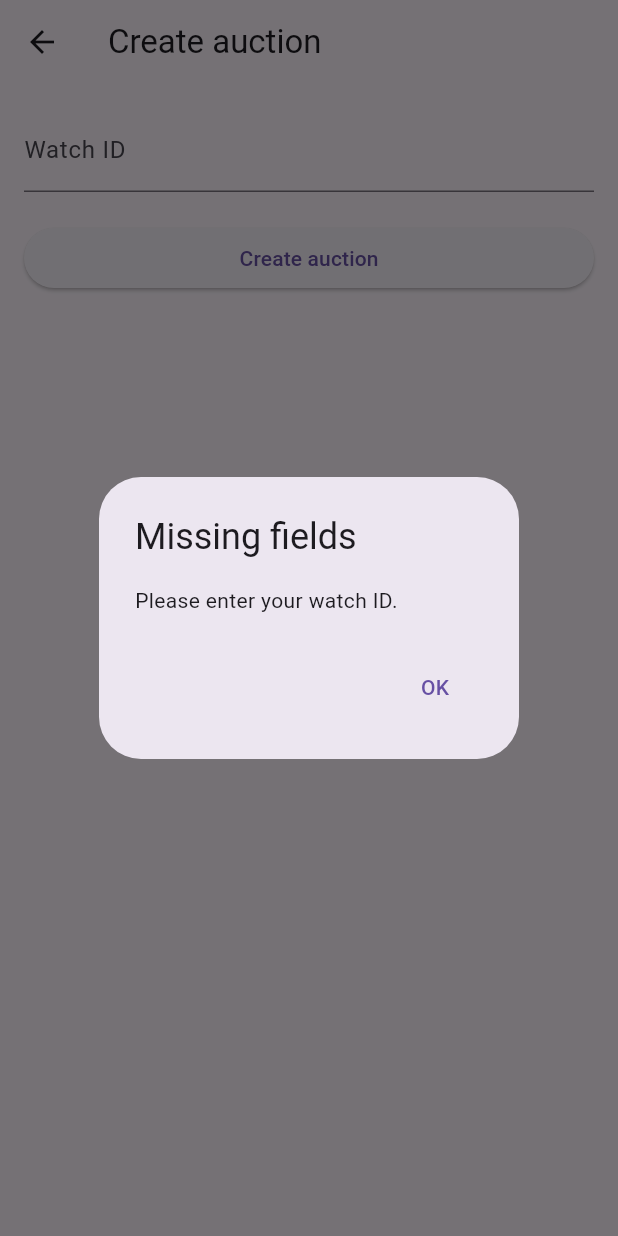
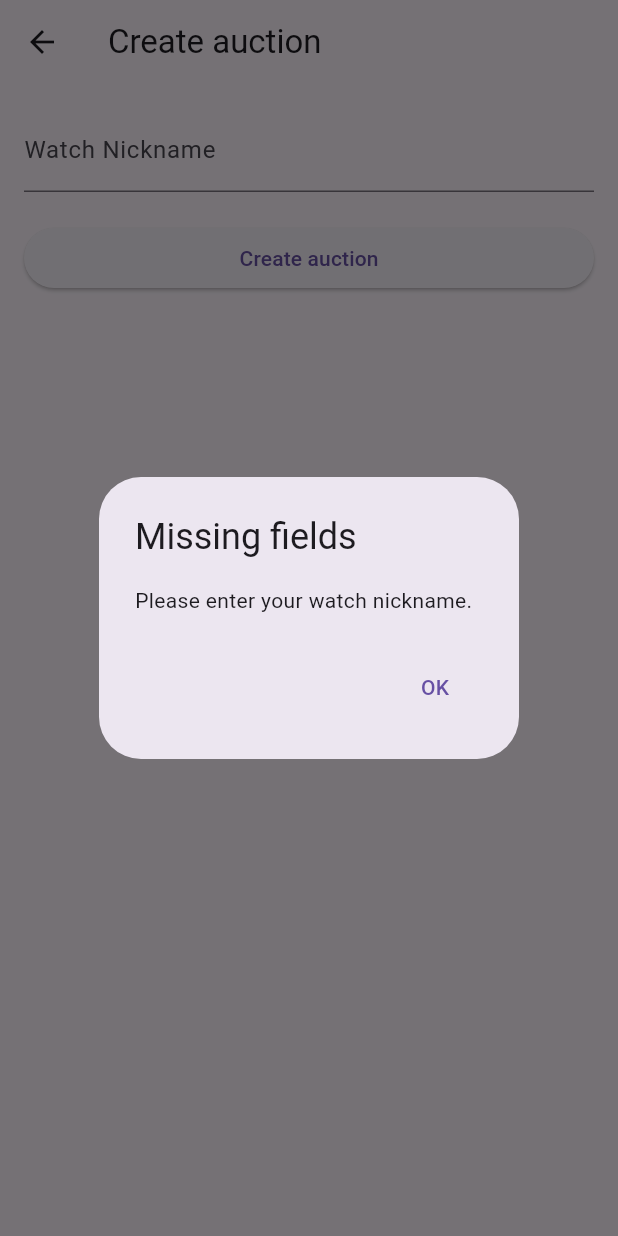
Before and after one commit to 2023-24-TFG-jul/TFG_RPU_2024, a Flutter app: the AddAuction screen opened directly with empty values, after a tap on "Create auction", on a phone screen of 412 x 824 dp. Run offline on Flutter 3.47's test engine with Material 3 defaults, Android fonts, the phone set to English and light mode, and no system bars; our stand-ins replace cloud_firestore, firebase_core; accounts and stored records are empty.

Commit message:
Creacion nickname + control estados

```diff
--- a/appRPU/kairos/lib/models/auction.dart
+++ b/appRPU/kairos/lib/models/auction.dart
@@ -6,7 +6,7 @@ class Auction {
   final String buyerEmail;
   final DateTime purchaseDate;
   final String auctionStatus;
-  final String watchId;
+  final String watchNickName;
 
   Auction({
     required this.idAuction,
@@ -14,7 +14,7 @@ class Auction {
     required this.buyerEmail,
     required this.purchaseDate,
     required this.auctionStatus,
-    required this.watchId,
+    required this.watchNickName,
   });
 
   factory Auction.fromFirestore(DocumentSnapshot doc) {
@@ -25,7 +25,7 @@ class Auction {
       buyerEmail: data['buyerEmail'] ?? '',
       purchaseDate: (data['purchaseDate'] as Timestamp).toDate(),
       auctionStatus: data['auctionStatus'] ?? '',
-      watchId: data['watchId'] ?? '',
+      watchNickName: data['watchNickName'] ?? '',
     );
   }
 
@@ -35,7 +35,7 @@ class Auction {
       'buyerEmail': buyerEmail,
       'purchaseDate': Timestamp.fromDate(purchaseDate),
       'auctionStatus': auctionStatus,
-      'watchId': watchId,
+      'watchNickName': watchNickName,
     };
   }
 }
@@ -44,8 +44,7 @@ class AuctionRepository {
   final FirebaseFirestore _db = FirebaseFirestore.instance;
 
   Future<List<Auction>> getAllAuctionsWithStatusUploaded() async {
-    QuerySnapshot querySnapshot = await _db.collection('auctions')
-    .get();
+    QuerySnapshot querySnapshot = await _db.collection('auctions').get();
     return querySnapshot.docs.map((doc) => Auction.fromFirestore(doc)).toList();
   }
 
--- a/appRPU/kairos/lib/views/add_auction.dart
+++ b/appRPU/kairos/lib/views/add_auction.dart
@@ -11,7 +11,7 @@ class AddAuction extends StatefulWidget {
 }
 
 class _AddAuctionState extends State<AddAuction> {
-  final TextEditingController _watchIdController = TextEditingController();
+  final TextEditingController _watchNickNameController = TextEditingController();
   final AuctionRepository _auctionRepository = AuctionRepository();
   final WatchRepository _watchRepository = WatchRepository();
 
@@ -25,8 +25,8 @@ class _AddAuctionState extends State<AddAuction> {
           crossAxisAlignment: CrossAxisAlignment.stretch,
           children: [
             TextField(
-              controller: _watchIdController,
-              decoration: const InputDecoration(labelText: 'Watch ID'),
+              controller: _watchNickNameController,
+              decoration: const InputDecoration(labelText: 'Watch Nickname'),
             ),
             const SizedBox(height: 20.0),
             ElevatedButton(
@@ -40,15 +40,15 @@ class _AddAuctionState extends State<AddAuction> {
   }
 
   void _addAuction() async {
-    String watchId = _watchIdController.text;
+    String watchNickName = _watchNickNameController.text;
 
-    if (watchId.isEmpty) {
+    if (watchNickName.isEmpty) {
       showDialog(
         context: context,
         builder: (BuildContext context) {
           return AlertDialog(
             title: const Text('Missing fields'),
-            content: const Text('Please enter your watch ID.'),
+            content: const Text('Please enter your watch nickname.'),
             actions: <Widget>[
               TextButton(
                 onPressed: () {
@@ -64,18 +64,42 @@ class _AddAuctionState extends State<AddAuction> {
     }
 
     try {
+
+      bool watchExists = await _watchRepository.existWatch(watchNickName); //vemos si existe el reloj
+
+      if (!watchExists) {  //si no existe el reloj, no crea
+        showDialog(
+          context: context,
+          builder: (BuildContext context) {
+            return AlertDialog(
+              title: const Text('Error'),
+              content: const Text('The watch nickname does not exist'),
+              actions: <Widget>[
+                TextButton(
+                  onPressed: () {
+                    Navigator.of(context).pop();
+                  },
+                  child: const Text('OK'),
+                ),
+              ],
+            );
+          },
+        );
+        return;
+      }
+
       await _auctionRepository.addAuction(
         Auction(
           idAuction: '',
           vendorEmail: widget.loginUserEmail,
           buyerEmail: '-',
           purchaseDate: DateTime.now(),
-          auctionStatus: 'Activa',
-          watchId: watchId,
+          auctionStatus: 'Active',
+          watchNickName: watchNickName,
         ),
       );
 
-      await _watchRepository.updateWatch(watchId, 'At auction');  //cambio estado reloj
+      await _watchRepository.updateSaleStatusWatch(watchNickName, 'At auction');
 
       showDialog(
         context: context,
--- a/appRPU/kairos/lib/views/view_auctions.dart
+++ b/appRPU/kairos/lib/views/view_auctions.dart
@@ -91,7 +91,7 @@ class _ViewAuctionsState extends State<ViewAuctions> {
               scrollDirection: Axis.horizontal,
               child: DataTable(
                 columns: const [
-                  DataColumn(label: Text('Watch Id')),
+                  DataColumn(label: Text('Watch Nickname')),
                   DataColumn(label: Text('Vendor')),
                   DataColumn(label: Text('Buyer')),
                   DataColumn(label: Text('Status')),
@@ -99,7 +99,7 @@ class _ViewAuctionsState extends State<ViewAuctions> {
                 ],
                 rows: auctions.map((auction) {
                   return DataRow(cells: [
-                    DataCell(Text(auction.watchId)),
+                    DataCell(Text(auction.watchNickName)),
                     DataCell(Text(auction.vendorEmail)),
                     DataCell(Text(auction.buyerEmail)),
                     DataCell(Text(auction.auctionStatus)),
--- a/appRPU/kairos/lib/views/view_watches.dart
+++ b/appRPU/kairos/lib/views/view_watches.dart
@@ -72,6 +72,7 @@ class _ViewWatchesState extends State<ViewWatches> {
               scrollDirection: Axis.horizontal,
               child: DataTable(
                 columns: const [
+                  DataColumn(label: Text('Watch Nickname')),
                   DataColumn(label: Text('Brand')),
                   DataColumn(label: Text('Model')),
                   DataColumn(label: Text('Year of Production')),
@@ -83,6 +84,7 @@ class _ViewWatchesState extends State<ViewWatches> {
                 ],
                 rows: watches.map((watch) {
                   return DataRow(cells: [
+                    DataCell(Text(watch.watchNickName)),
                     DataCell(Text(watch.brand)),
                     DataCell(Text(watch.model)),
                     DataCell(Text(watch.yop)),
```
Also changed, not shown: appRPU/kairos/lib/models/watch.dart (+29 -2 lines), appRPU/kairos/lib/views/add_watch.dart (+9 -1 lines).
